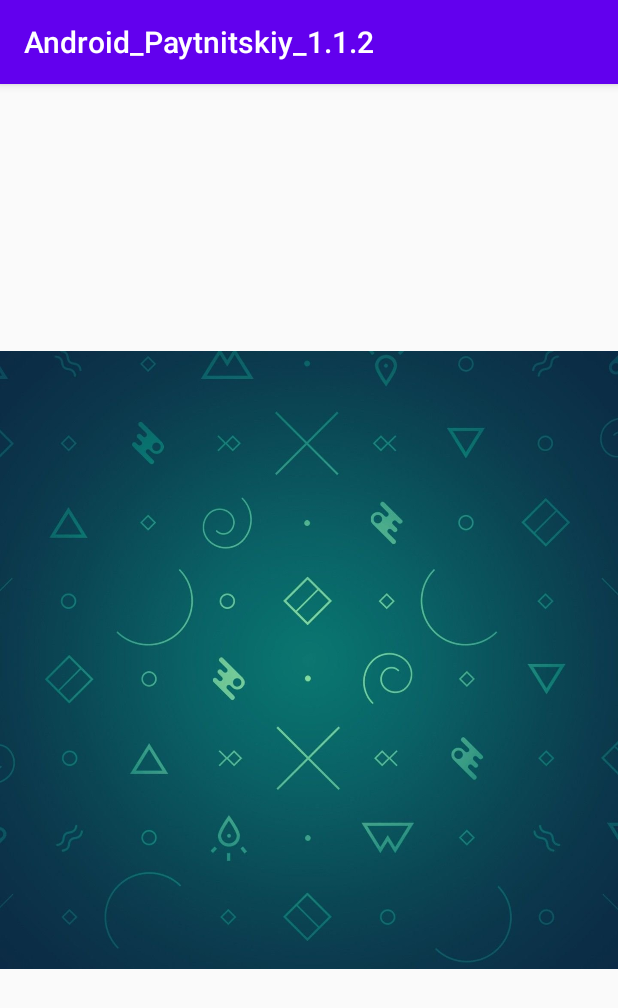
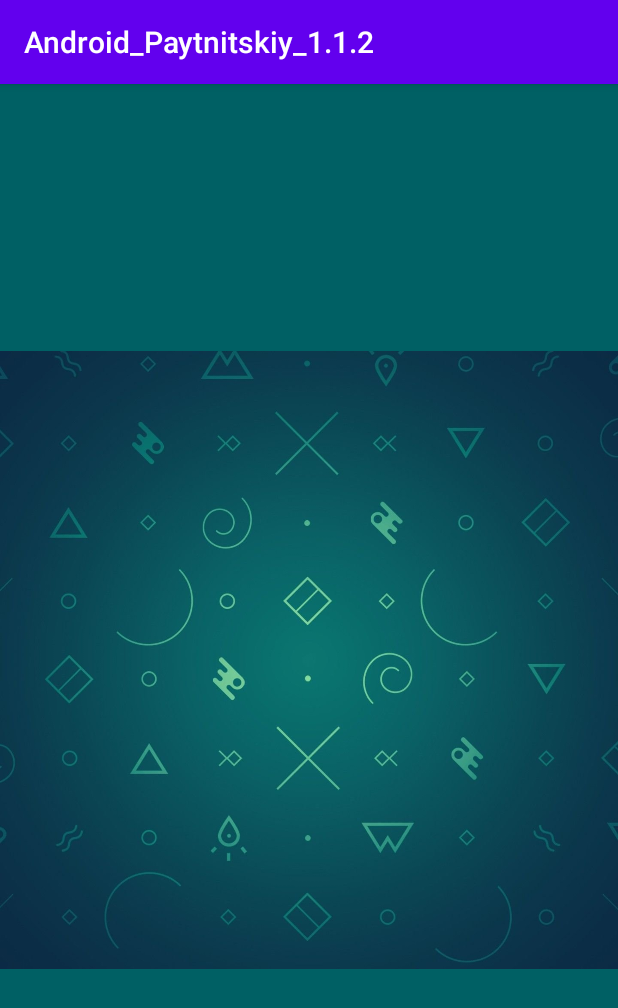
Before and after one commit to vitalp1982/Android_Paytnitskiy_112, an Android app: the screen it shows after launch (FirstActivity before the commit, SplashScreenActivity after it), on a phone screen of 412 x 824 dp. Shown: the top 1008 px of the screen. Run offline under Robolectric (Android 15) with nearby library versions, the phone set to English and light mode, and no system bars.

Commit message:
rename SplashScreenActivity

```diff
--- a/app/src/main/AndroidManifest.xml
+++ b/app/src/main/AndroidManifest.xml
@@ -9,7 +9,7 @@
         android:roundIcon="@drawable/ic_supervised_user_circle_24px"
         android:supportsRtl="true"
         android:theme="@style/AppTheme">
-        <activity android:name=".FirstActivity">
+        <activity android:name=".SplashScreenActivity">
             <intent-filter>
                 <action android:name="android.intent.action.MAIN" />
                 <category android:name="android.intent.category.LAUNCHER" />
--- a/app/src/main/java/com/vital/android_paytnitskiy_112/FirstActivity.java
+++ b/app/src/main/java/com/vital/android_paytnitskiy_112/SplashScreenActivity.java
@@ -4,7 +4,7 @@ import androidx.appcompat.app.AppCompatActivity;
 
 import android.os.Bundle;
 
-public class FirstActivity extends AppCompatActivity {
+public class SplashScreenActivity extends AppCompatActivity {
 
     @Override
     protected void onCreate(Bundle savedInstanceState) {
--- a/app/src/main/res/layout/activity_first.xml
+++ b/app/src/main/res/layout/activity_first.xml
@@ -4,13 +4,17 @@
     xmlns:tools="http://schemas.android.com/tools"
     android:layout_width="match_parent"
     android:layout_height="match_parent"
-    tools:context=".FirstActivity">
+    tools:context=".SplashScreenActivity">
 
     <ImageView
         android:id="@+id/imageView"
         android:layout_width="wrap_content"
         android:layout_height="wrap_content"
+        android:background="#006064"
+        app:layout_constraintBottom_toBottomOf="parent"
+        app:layout_constraintEnd_toEndOf="parent"
         app:layout_constraintStart_toStartOf="parent"
         app:layout_constraintTop_toTopOf="parent"
-        app:srcCompat="@drawable/background" />
+        app:srcCompat="@drawable/background"
+        android:contentDescription="TODO" />
 </androidx.constraintlayout.widget.ConstraintLayout>
```
